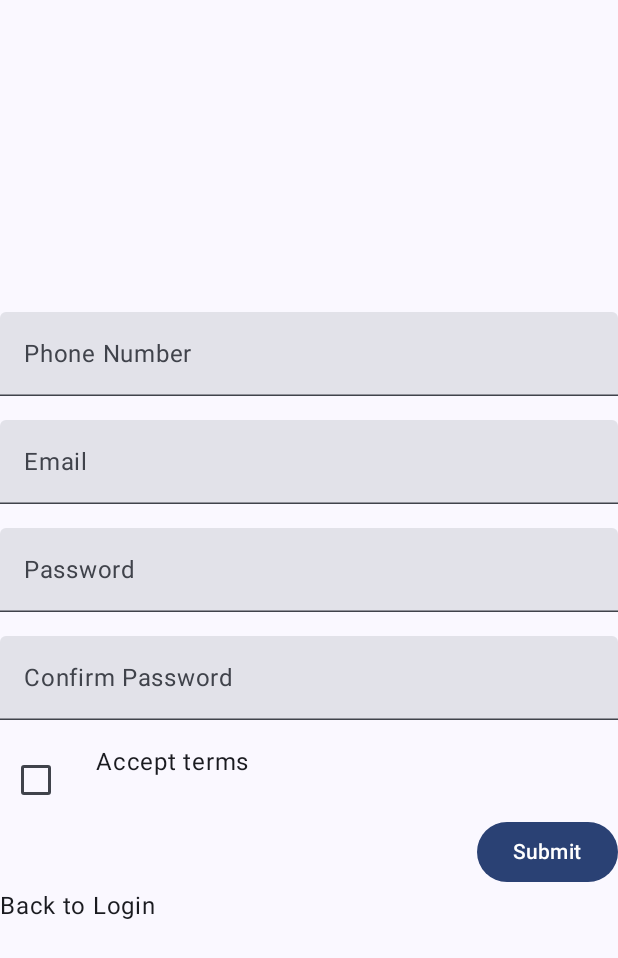
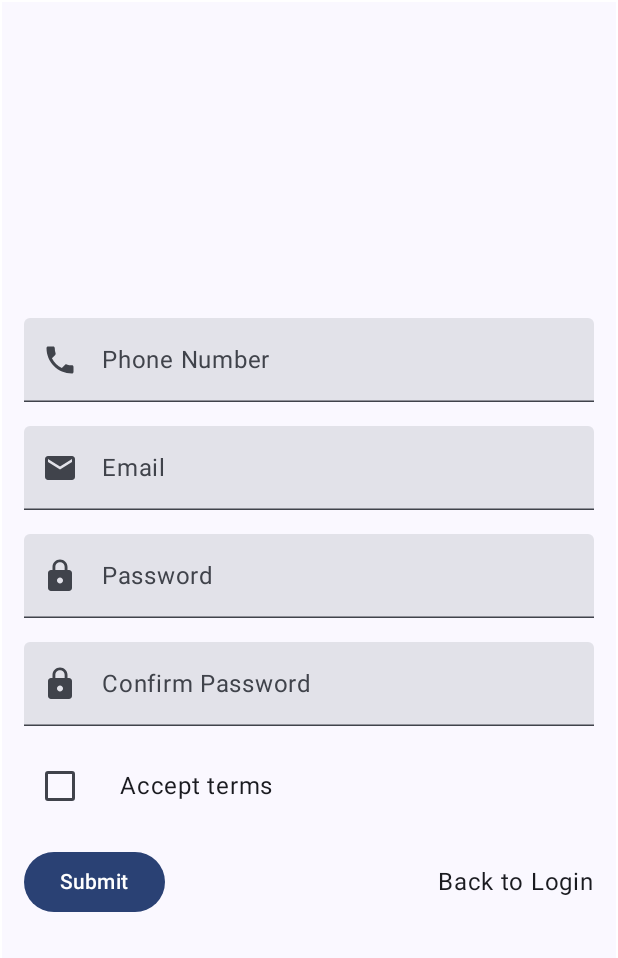
Before and after one commit to hani11dev/handyman, an Android app built with Jetpack Compose: the screen it shows after launch (MainActivity), after a tap on "Register now", on a phone screen of 412 x 824 dp. Shown: the top 958 px of the screen. Run offline under Robolectric (Android 15) with nearby library versions, the phone set to English and light mode, and no system bars; our stand-ins replace Dagger/Hilt's generated code, Firebase (no records; nobody signed in at launch, a user with empty details on screens opened directly); libraries missing offline, so code that uses them is left out: com.onesignal, com.onesignal.debug; 4 statements that could not run were skipped.

Commit message:
ui updates

```diff
--- a/app/src/main/java/com/example/handyapp/login/presentation/LoginScreen.kt
+++ b/app/src/main/java/com/example/handyapp/login/presentation/LoginScreen.kt
@@ -1,5 +1,6 @@
 package com.example.handyapp.login.presentation
 
+import androidx.compose.foundation.border
 import androidx.compose.foundation.clickable
 import androidx.compose.foundation.layout.Arrangement
 import androidx.compose.foundation.layout.Column
@@ -8,14 +9,21 @@ import androidx.compose.foundation.layout.Spacer
 import androidx.compose.foundation.layout.fillMaxSize
 import androidx.compose.foundation.layout.fillMaxWidth
 import androidx.compose.foundation.layout.height
+import androidx.compose.foundation.layout.padding
 import androidx.compose.foundation.text.KeyboardOptions
+import androidx.compose.material.icons.Icons
+import androidx.compose.material.icons.filled.Email
+import androidx.compose.material.icons.filled.Lock
 import androidx.compose.material3.Button
+import androidx.compose.material3.Icon
 import androidx.compose.material3.Text
 import androidx.compose.material3.TextField
 import androidx.compose.runtime.Composable
 import androidx.compose.ui.Alignment
 import androidx.compose.ui.Modifier
+import androidx.compose.ui.graphics.Color
 import androidx.compose.ui.text.input.KeyboardType
+import androidx.compose.ui.text.input.PasswordVisualTransformation
 import androidx.compose.ui.unit.dp
 import androidx.lifecycle.ViewModel
 import androidx.lifecycle.ViewModelProvider
@@ -41,11 +49,23 @@ fun LoginScreen(
         }
     )
     val state = viewModel.state
-    Column (modifier = Modifier.fillMaxSize(), verticalArrangement = Arrangement.Center){
+    Column (
+        modifier = Modifier
+            .fillMaxSize()
+            .border(width = 1.dp, color = Color.White) // Add border here
+            .padding(horizontal = 16.dp), // Add padding for the content
+        verticalArrangement = Arrangement.Center
+
+       ){
         TextField(value = state.email, onValueChange = {
             viewModel.onEvent(LoginEvent.EmailChanged(it))},
             modifier = Modifier.fillMaxWidth(),
             placeholder = { Text(text = "Email") },
+            leadingIcon = {
+                Icon(
+                    imageVector = Icons.Filled.Email, contentDescription = null
+                )
+            },
             keyboardOptions = KeyboardOptions(keyboardType = KeyboardType.Email)
         )
         Spacer(modifier = Modifier.height(16.dp))
@@ -53,8 +73,15 @@ fun LoginScreen(
             viewModel.onEvent(LoginEvent.PasswordChanged(it))},
             modifier = Modifier.fillMaxWidth(),
             placeholder = { Text(text = "Password") },
-            keyboardOptions = KeyboardOptions(keyboardType = KeyboardType.Password)
+            leadingIcon = {
+                Icon(
+                    imageVector = Icons.Filled.Lock, contentDescription = null
+                )
+            },
+            keyboardOptions = KeyboardOptions(keyboardType = KeyboardType.Password),
+            visualTransformation = PasswordVisualTransformation() // Hides the password text
         )
+
         Spacer(modifier = Modifier.height(16.dp))
         Button(onClick = {viewModel.onEvent(LoginEvent.Submit)},
             modifier = Modifier.align(Alignment.End)) {
--- a/app/src/main/java/com/example/handyapp/register/presentation/RegisterScreen.kt
+++ b/app/src/main/java/com/example/handyapp/register/presentation/RegisterScreen.kt
@@ -1,6 +1,7 @@
 package com.example.handyapp.register.presentation
 
 import android.widget.Toast
+import androidx.compose.foundation.border
 import androidx.compose.foundation.clickable
 import androidx.compose.foundation.layout.Arrangement
 import androidx.compose.foundation.layout.Column
@@ -9,10 +10,17 @@ import androidx.compose.foundation.layout.Spacer
 import androidx.compose.foundation.layout.fillMaxSize
 import androidx.compose.foundation.layout.fillMaxWidth
 import androidx.compose.foundation.layout.height
+import androidx.compose.foundation.layout.padding
 import androidx.compose.foundation.layout.width
 import androidx.compose.foundation.text.KeyboardOptions
+import androidx.compose.material.icons.Icons
+import androidx.compose.material.icons.filled.Edit
+import androidx.compose.material.icons.filled.Email
+import androidx.compose.material.icons.filled.Lock
+import androidx.compose.material.icons.filled.Phone
 import androidx.compose.material3.Button
 import androidx.compose.material3.Checkbox
+import androidx.compose.material3.Icon
 import androidx.compose.material3.MaterialTheme
 import androidx.compose.material3.Text
 import androidx.compose.material3.TextField
@@ -20,8 +28,10 @@ import androidx.compose.runtime.Composable
 import androidx.compose.runtime.LaunchedEffect
 import androidx.compose.ui.Alignment
 import androidx.compose.ui.Modifier
+import androidx.compose.ui.graphics.Color
 import androidx.compose.ui.platform.LocalContext
 import androidx.compose.ui.text.input.KeyboardType
+import androidx.compose.ui.text.input.PasswordVisualTransformation
 import androidx.compose.ui.unit.dp
 import androidx.lifecycle.ViewModel
 import androidx.lifecycle.ViewModelProvider
@@ -47,12 +57,22 @@ fun RegisterScreen1(
             }
         }
     }
-    Column (modifier = Modifier.fillMaxSize(), verticalArrangement = Arrangement.Center){
+    Column (    modifier = Modifier
+        .fillMaxSize()
+        .border(width = 1.dp, color = Color.White) // Add border here
+        .padding(horizontal = 16.dp), // Add padding for the content
+        verticalArrangement = Arrangement.Center
+    ){
         TextField(value = state.phoneNumber, onValueChange = {
             viewModel.onEvent(RegistrationEvent.PhoneNumberChanged(it))},
             isError = state.phoneNumberError != null,
             modifier = Modifier.fillMaxWidth(),
             placeholder = { Text(text = "Phone Number") },
+            leadingIcon = {
+                Icon(
+                    imageVector = Icons.Filled.Phone, contentDescription = null
+                )
+            },
             keyboardOptions = KeyboardOptions(keyboardType = KeyboardType.Phone)
         )
         if(state.phoneNumberError != null){
@@ -65,6 +85,11 @@ fun RegisterScreen1(
             isError = state.emailError != null,
             modifier = Modifier.fillMaxWidth(),
             placeholder = { Text(text = "Email") },
+            leadingIcon = {
+                Icon(
+                    imageVector = Icons.Filled.Email, contentDescription = null
+                )
+            },
             keyboardOptions = KeyboardOptions(keyboardType = KeyboardType.Email)
         )
         if(state.emailError != null){
@@ -77,7 +102,13 @@ fun RegisterScreen1(
             isError = state.passwordError != null,
             modifier = Modifier.fillMaxWidth(),
             placeholder = { Text(text = "Password") },
-            keyboardOptions = KeyboardOptions(keyboardType = KeyboardType.Password)
+            leadingIcon = {
+                Icon(
+                    imageVector = Icons.Filled.Lock, contentDescription = null
+                )
+            },
+            keyboardOptions = KeyboardOptions(keyboardType = KeyboardType.Password),
+            visualTransformation = PasswordVisualTransformation() // Hides the password text
         )
         if(state.passwordError != null){
             Text(text = state.passwordError, color = MaterialTheme.colorScheme.error)
@@ -89,35 +120,63 @@ fun RegisterScreen1(
             isError = state.confirmPasswordError != null,
             modifier = Modifier.fillMaxWidth(),
             placeholder = { Text(text = "Confirm Password") },
-            keyboardOptions = KeyboardOptions(keyboardType = KeyboardType.Password)
+            leadingIcon = {
+                Icon(
+                    imageVector = Icons.Filled.Lock, contentDescription = null
+                )
+            },
+            keyboardOptions = KeyboardOptions(keyboardType = KeyboardType.Password),
+            visualTransformation = PasswordVisualTransformation() // Hides the password text
         )
         if(state.confirmPasswordError != null){
             Text(text = state.confirmPasswordError, color = MaterialTheme.colorScheme.error)
         }
         Spacer(modifier = Modifier.height(16.dp))
-        Row (modifier = Modifier.fillMaxWidth()){
-                Checkbox(checked = state.confirmed, onCheckedChange = {viewModel.onEvent(
-                    RegistrationEvent.TermsChanged(it))})
+        Row(
+            modifier = Modifier.fillMaxWidth(),
+            verticalAlignment = Alignment.CenterVertically // Aligns children vertically
+        ) {
+            Checkbox(
+                checked = state.confirmed,
+                onCheckedChange = { viewModel.onEvent(RegistrationEvent.TermsChanged(it)) }
+            )
 
             Spacer(modifier = Modifier.width(16.dp))
+
             Text(text = "Accept terms")
         }
+
 
         if(state.confirmedError != null){
             Text(text = state.confirmPassword, color = MaterialTheme.colorScheme.error)
         }
-        Button(onClick = {viewModel.onEvent(RegistrationEvent.Submit)},
-            modifier = Modifier.align(Alignment.End)) {
+        Spacer(modifier = Modifier.height(16.dp))
+        Row(
+            verticalAlignment = Alignment.CenterVertically,
+            horizontalArrangement = Arrangement.spacedBy(16.dp),
+            modifier = Modifier.fillMaxWidth()
+        ) {
+            Button(
+                onClick = { viewModel.onEvent(RegistrationEvent.Submit) }
+            ) {
                 Text(text = "Submit")
-        }
-        Text(
-            text = "Back to Login",
-            modifier = Modifier.clickable {
-                navController.navigate(Screen.Login.route){
-                    popUpTo(Screen.Login.route){
-                        inclusive = true
+            }
+
+            Spacer(modifier = Modifier.weight(1f)) // Flexible space to fill the gap
+
+            Text(
+                text = "Back to Login",
+                modifier = Modifier.clickable {
+                    navController.navigate(Screen.Login.route) {
+                        popUpTo(Screen.Login.route) {
+                            inclusive = true
+                        }
                     }
                 }
-            })
+            )
+        }
+
+
+
     }
 }
```
